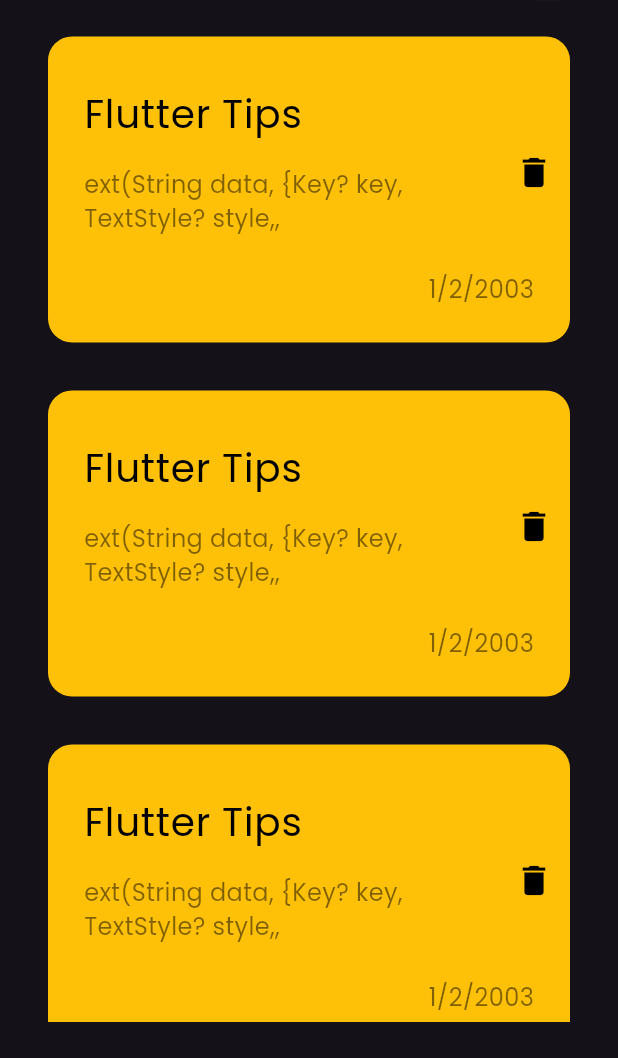
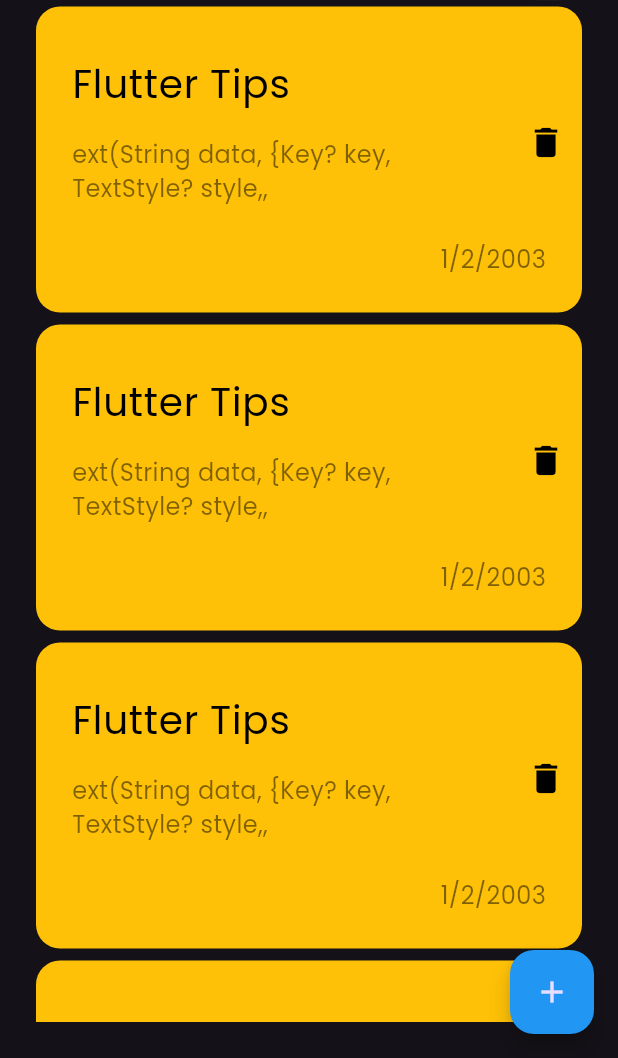
Before and after one commit to H0SAM7/NotesApp, a Flutter app: the screen it shows after launch, on a phone screen of 412 x 824 dp, the part 178-1236 px from its top. Run offline on Flutter 3.47's test engine with Material 3 defaults, Android fonts, the phone set to English and light mode, and no system bars; our stand-ins replace google_fonts.

```diff
--- a/lib/views/notes_view.dart
+++ b/lib/views/notes_view.dart
@@ -1,5 +1,6 @@
 import 'package:flutter/material.dart';
 import 'package:notes_app/widgets/notes_view_body.dart';
+import 'package:notes_app/widgets/show_bottom_sheet.dart';
 
 class NotesView extends StatelessWidget {
   const NotesView({super.key});
@@ -7,9 +8,16 @@ class NotesView extends StatelessWidget {
   @override
   Widget build(BuildContext context) {
     return Scaffold(
-      body: NotesViewBody(),
-
-
+      floatingActionButton: FloatingActionButton(
+        onPressed: () {
+          showModalBottomSheet(context: context, builder: (context){
+            return const ShowModelBottomSheet();
+          });
+        },
+        backgroundColor: Colors.blue,
+        child: const Icon(Icons.add,),
+      ),
+      body: const NotesViewBody(),
     );
   }
 }
--- a/lib/widgets/note_item.dart
+++ b/lib/widgets/note_item.dart
@@ -1,6 +1,6 @@
 
 import 'package:flutter/material.dart';
-import 'package:flutter/widgets.dart';
+
 
 class NoteItem extends StatelessWidget {
   const NoteItem({super.key});
@@ -29,7 +29,7 @@ class NoteItem extends StatelessWidget {
                 style: TextStyle(color: Colors.black.withOpacity(.5), fontSize: 16),
               ),
             ),
-            trailing: IconButton(onPressed: (){},icon: Icon(Icons.delete,size: 26,color: Colors.black,),)
+            trailing: IconButton(onPressed: (){},icon: const Icon(Icons.delete,size: 26,color: Colors.black,),)
           ),
           Padding(
             padding: const EdgeInsets.only(right: 24.0),
--- a/lib/widgets/notes_listview.dart
+++ b/lib/widgets/notes_listview.dart
@@ -9,13 +9,16 @@ class NotesListView extends StatelessWidget {
 
   @override
   Widget build(BuildContext context) {
-    return ListView.builder(
-      padding: EdgeInsets.all(8),
-      itemBuilder: (context, ind) {
-      return Padding(
-        padding: const EdgeInsets.symmetric(vertical: 16.0),
-        child: const NoteItem(),
-      );
-    });
+    return Padding(
+      padding:  EdgeInsets.zero,
+      child: ListView.builder(
+
+        itemBuilder: (context, ind) {
+        return const Padding(
+          padding: EdgeInsets.symmetric(vertical: 4.0),
+          child: NoteItem(),
+        );
+      }),
+    );
   }
 }
--- a/lib/widgets/notes_view_body.dart
+++ b/lib/widgets/notes_view_body.dart
@@ -1,7 +1,6 @@
 import 'package:flutter/material.dart';
 import 'package:flutter/widgets.dart';
 import 'package:notes_app/widgets/custom_appbar.dart';
-import 'package:notes_app/widgets/note_item.dart';
 import 'package:notes_app/widgets/notes_listview.dart';
 
 class NotesViewBody extends StatelessWidget {
```
Also changed, not shown: lib/widgets/show_bottom_sheet.dart (added, +11 -0 lines).
